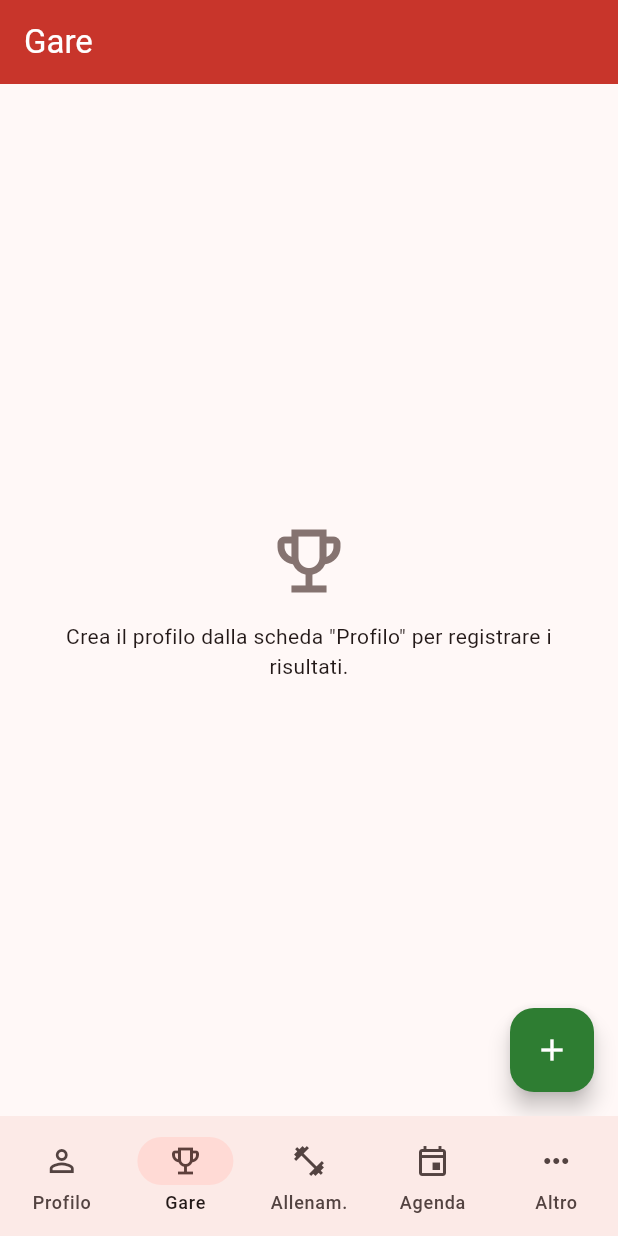
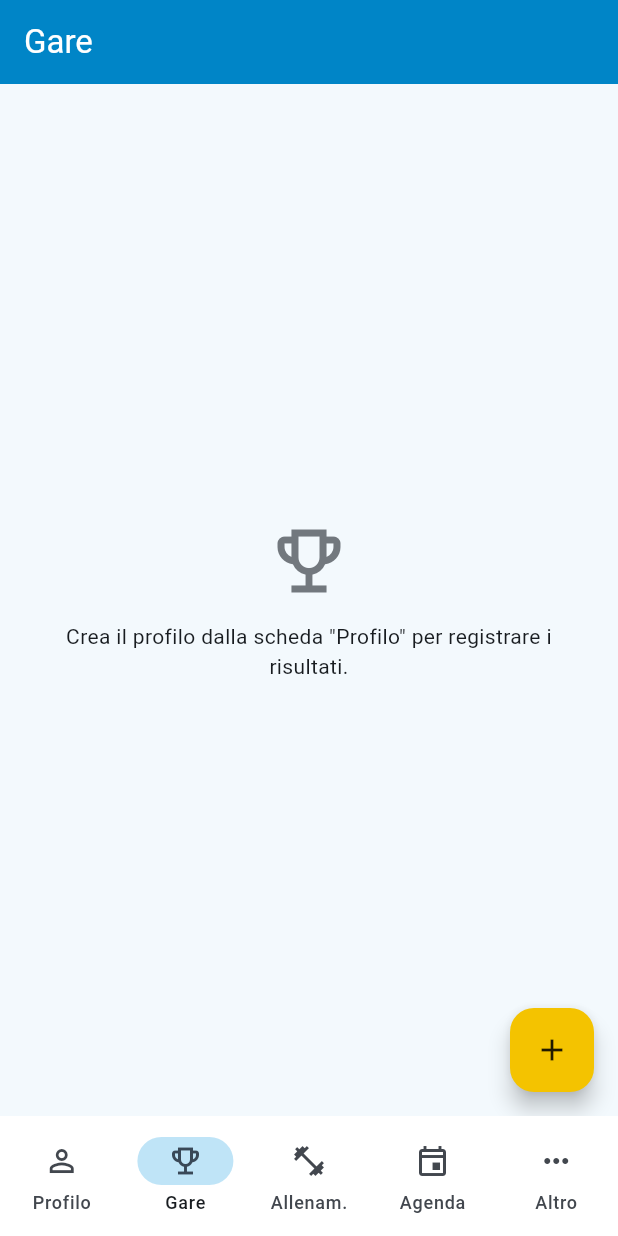
Before and after one commit to rosariooliveri82-app/diario-atleta, a Flutter app: the screen it shows after launch, item 2 of the bottom bar chosen, on a phone screen of 412 x 824 dp. Run offline on Flutter 3.47's test engine with Material 3 defaults, Android fonts, the phone set to English and light mode, and no system bars; our stand-ins replace file_picker, fl_chart, image_picker, pdf, share_plus, shared_preferences and 1 more; missing offline and left inert: dart:js_interop, file_saver.

Commit message:
Add files via upload

```diff
--- a/lib/main.dart
+++ b/lib/main.dart
@@ -11,22 +11,37 @@ import 'screens_training.dart';
 import 'store.dart';
 import 'web_helpers_stub.dart' if (dart.library.js_interop) 'web_helpers_web.dart';
 
-// Colori pista: rosso tartan + verde prato, linee bianche.
-const tartan = Color(0xFFC8352B);
-const grass = Color(0xFF2E7D32);
+// Colori chiari: azzurro olimpico + giallo, con tocchi di verde e rosso.
+const azzurro = Color(0xFF0085C7);
+const giallo = Color(0xFFF4C300);
+const verde = Color(0xFF009F3D);
+const fondo = Color(0xFFF3F9FD);
 
 ThemeData _theme(Brightness b) {
-  final scheme = ColorScheme.fromSeed(seedColor: tartan, brightness: b)
-      .copyWith(secondary: grass, primary: b == Brightness.light ? tartan : null);
+  final light = b == Brightness.light;
+  final scheme = ColorScheme.fromSeed(seedColor: azzurro, brightness: b).copyWith(
+    primary: light ? azzurro : null,
+    secondary: verde,
+    tertiary: giallo,
+  );
   return ThemeData(
     colorScheme: scheme,
     useMaterial3: true,
+    scaffoldBackgroundColor: light ? fondo : null,
     appBarTheme: AppBarTheme(
-      backgroundColor: b == Brightness.light ? tartan : scheme.surface,
-      foregroundColor: b == Brightness.light ? Colors.white : scheme.onSurface,
+      backgroundColor: light ? azzurro : scheme.surface,
+      foregroundColor: light ? Colors.white : scheme.onSurface,
+    ),
+    navigationBarTheme: NavigationBarThemeData(
+      backgroundColor: light ? Colors.white : null,
+      indicatorColor: light ? const Color(0xFFBFE4F7) : null,
+    ),
+    cardTheme: CardThemeData(
+      color: light ? Colors.white : null,
+      elevation: 1,
     ),
     floatingActionButtonTheme: const FloatingActionButtonThemeData(
-        backgroundColor: grass, foregroundColor: Colors.white),
+        backgroundColor: giallo, foregroundColor: Colors.black87),
   );
 }
 
@@ -47,6 +62,7 @@ class DiarioApp extends StatelessWidget {
       debugShowCheckedModeBanner: false,
       theme: _theme(Brightness.light),
       darkTheme: _theme(Brightness.dark),
+      themeMode: ThemeMode.light,
       locale: const Locale('it'),
       supportedLocales: const [Locale('it')],
       localizationsDelegates: const [
--- a/lib/report.dart
+++ b/lib/report.dart
@@ -17,7 +17,7 @@ Future<Uint8List> buildReport({required bool includeWellness}) async {
   final recs = computeRecords(store.results);
   final results = [...store.results]..sort((x, y) => y.data.compareTo(x.data));
   final sessions = [...store.sessions]..sort((x, y) => y.data.compareTo(x.data));
-  final red = PdfColor.fromInt(0xFFC8352B);
+  final red = PdfColor.fromInt(0xFF0085C7);
 
   pw.Widget h(String t) => pw.Padding(
         padding: const pw.EdgeInsets.only(top: 14, bottom: 4),
```
